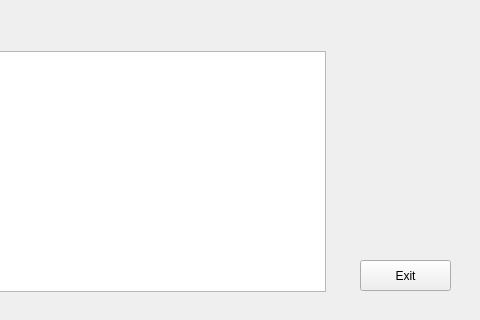
The window that PathSearchWindow.ui (LightningFootball/BeijingSubwayInfoSystemApplication_Qt) describes before a commit, drawn with Qt 5; both pictures show x 420 to 900 and y 280 to 600 of the 900 by 600 pixel window.
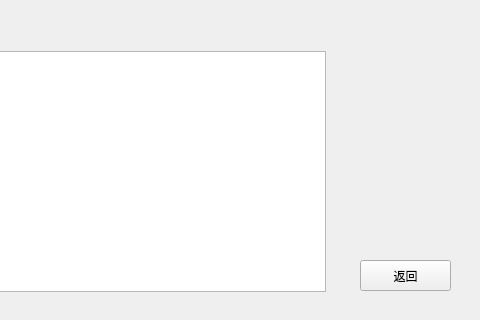
The same window after the commit. Icons and pictures are not drawn.

```diff
--- a/PathSearchWindow.ui
+++ b/PathSearchWindow.ui
@@ -231,7 +231,7 @@
     </rect>
    </property>
    <property name="text">
-    <string>Exit</string>
+    <string>返回</string>
    </property>
   </widget>
   <widget class="QLabel" name="fareIntroduce">
```
Left out of the diff: 15 changed lines with no effect on the pictures.
